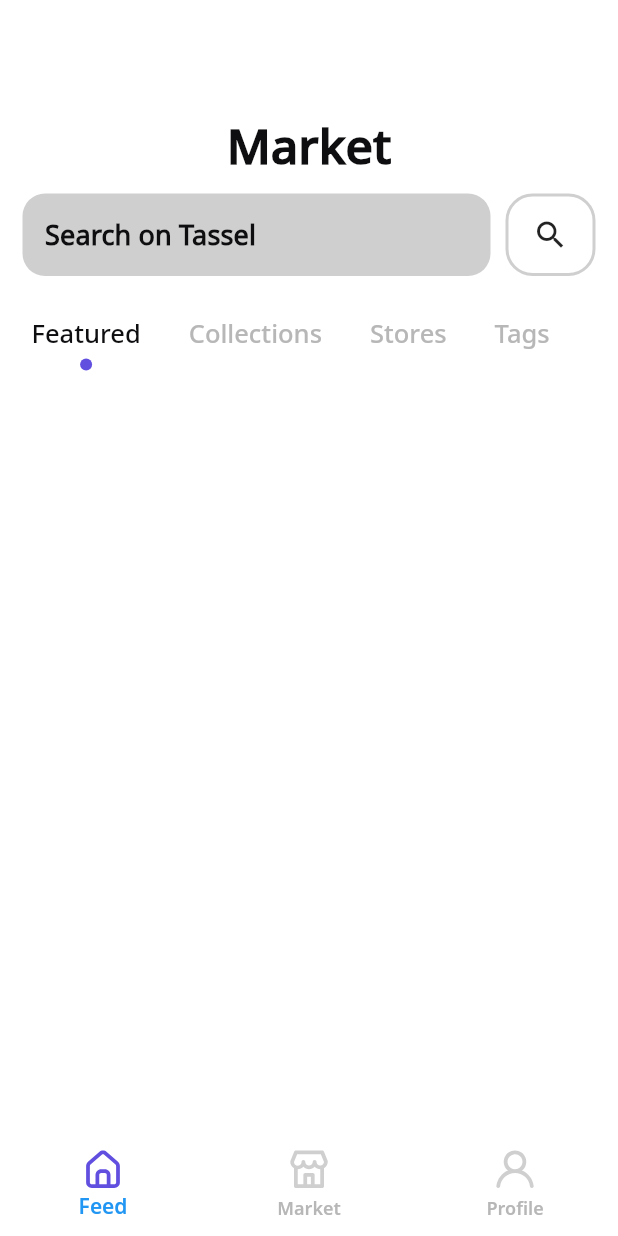
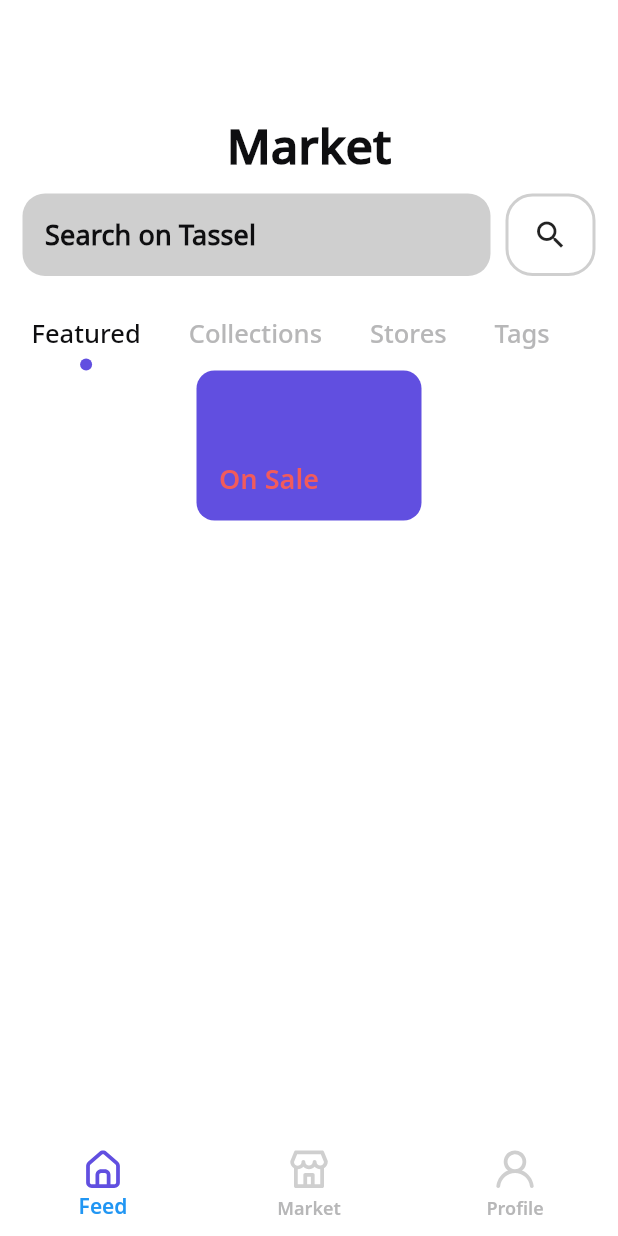
Before and after one commit to amirmuradov/e_commerce_app, a Flutter app: the screen it shows after launch, on a phone screen of 412 x 824 dp. Run offline on Flutter 3.47's test engine with Material 2 defaults, Android fonts, the phone set to English and light mode, and no system bars; our stand-ins replace flutter_svg.

Commit message:
Created and Updated

```diff
--- a/lib/pages/main_page.dart
+++ b/lib/pages/main_page.dart
@@ -1,5 +1,6 @@
 // ignore_for_file: deprecated_member_use
 
+import 'package:e_commerce_app/widgets/cart_tem.dart';
 import 'package:e_commerce_app/widgets/circle_tab_indicator.dart';
 import 'package:e_commerce_app/widgets/custom_textfield.dart';
 import 'package:e_commerce_app/widgets/icon_button.dart';
@@ -171,6 +172,12 @@ class _HomePageState extends State<HomePage> with TickerProviderStateMixin {
                 ],
               ),
             ),
+            CartItem(
+              text: 'On Sale',
+              style: Theme.of(context).textTheme.bodySmall!.copyWith(
+                    color: Theme.of(context).canvasColor,
+                  ),
+            )
           ],
         ),
       ),
--- a/lib/theme.dart
+++ b/lib/theme.dart
@@ -10,6 +10,7 @@ const scaffoldBackGroundColor = Color(0xFFFFFFFF);
 const shadowColor = Color(0xFFCFCFCF);
 const hintColor = Color(0xFF0E0E10);
 const disabledText = Color(0xFFB7B7B8);
+const canvasColor = Color(0xFFF25B5B);
 
 ThemeData lightTheme = ThemeData(
   tabBarTheme: const TabBarTheme(
@@ -26,6 +27,7 @@ ThemeData lightTheme = ThemeData(
   shadowColor: shadowColor,
   hintColor: hintColor,
   focusColor: lightGray,
+  canvasColor: canvasColor,
   unselectedWidgetColor: disabledText,
   bottomNavigationBarTheme: const BottomNavigationBarThemeData(
     backgroundColor: scaffoldBackGroundColor,
--- /dev/null
+++ b/lib/widgets/cart_tem.dart
@@ -0,0 +1,45 @@
+import 'package:flutter/material.dart';
+
+class CartItem extends StatefulWidget {
+  const CartItem(
+      {Key? key,
+      this.height = 100,
+      this.width = 150,
+      required this.text,
+      this.style})
+      : super(key: key);
+
+  final double width;
+  final double height;
+  final String text;
+  final TextStyle? style;
+
+  @override
+  _CartItemState createState() => _CartItemState();
+}
+
+class _CartItemState extends State<CartItem> {
+  @override
+  Widget build(BuildContext context) {
+    return Container(
+      height: widget.height,
+      width: widget.width,
+      decoration: BoxDecoration(
+        borderRadius: BorderRadius.circular(12),
+        color: Theme.of(context).primaryColor,
+      ),
+      padding: const EdgeInsets.only(bottom: 15, left: 15),
+      child: Align(
+        alignment: Alignment.bottomLeft,
+        child: Text(
+          widget.text,
+          style: widget.style ??
+              Theme.of(context).textTheme.bodySmall!.copyWith(
+                    color: Theme.of(context).scaffoldBackgroundColor,
+                    fontFamily: "NotoSans-Regular",
+                  ),
+        ),
+      ),
+    );
+  }
+}
```
